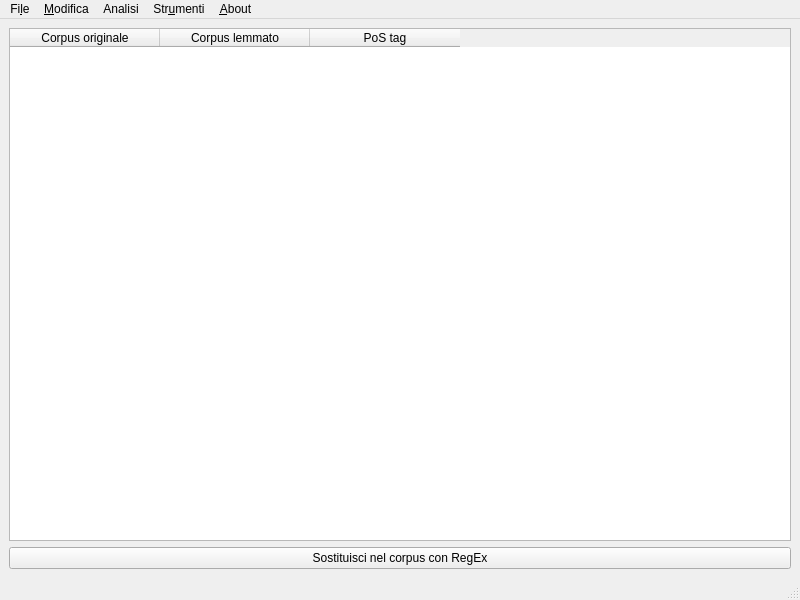
The window that forms/mainwindow.ui (zorbaproject/Bran) describes before a commit, drawn with Qt 5.
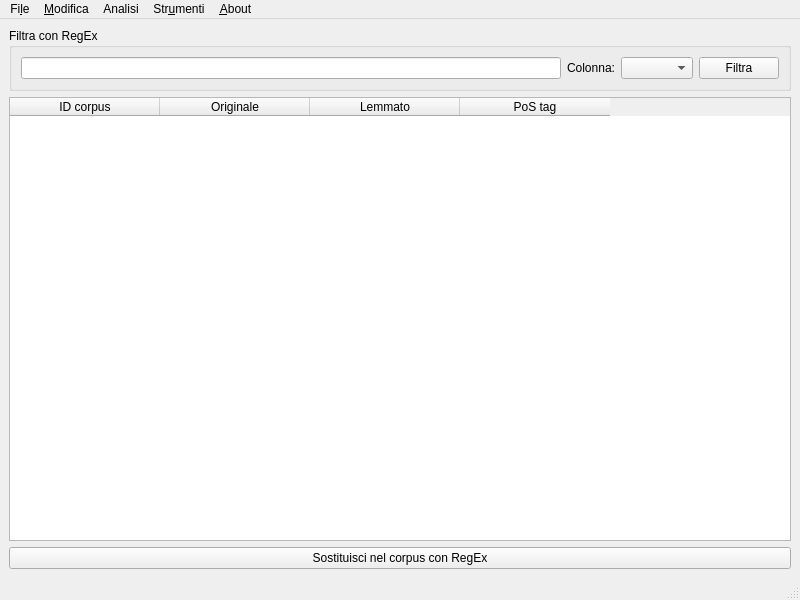
The same window after the commit.

Commit message: Prima integrazione con UDPipe

Patch:
```diff
--- a/forms/mainwindow.ui
+++ b/forms/mainwindow.ui
@@ -21,6 +21,35 @@
   </property>
   <widget class="QWidget" name="centralwidget">
    <layout class="QVBoxLayout" name="verticalLayout">
+    <item>
+     <widget class="QGroupBox" name="groupBox">
+      <property name="title">
+       <string>Filtra con RegEx</string>
+      </property>
+      <layout class="QHBoxLayout" name="horizontalLayout_2">
+       <item>
+        <widget class="QLineEdit" name="cfilter"/>
+       </item>
+       <item>
+        <widget class="QLabel" name="label">
+         <property name="text">
+          <string>Colonna:</string>
+         </property>
+        </widget>
+       </item>
+       <item>
+        <widget class="QComboBox" name="ccolumn"/>
+       </item>
+       <item>
+        <widget class="QPushButton" name="dofiltra">
+         <property name="text">
+          <string>Filtra</string>
+         </property>
+        </widget>
+       </item>
+      </layout>
+     </widget>
+    </item>
     <item>
      <widget class="QTableWidget" name="corpus">
       <attribute name="horizontalHeaderDefaultSectionSize">
@@ -28,12 +57,17 @@
       </attribute>
       <column>
        <property name="text">
-        <string>Corpus originale</string>
+        <string>ID corpus</string>
        </property>
       </column>
       <column>
        <property name="text">
-        <string>Corpus lemmato</string>
+        <string>Originale</string>
+       </property>
+      </column>
+      <column>
+       <property name="text">
+        <string>Lemmato</string>
        </property>
       </column>
       <column>
```
Left out of the diff: 47 changed lines with no effect on the pictures. The commit also changes 1 other file.
